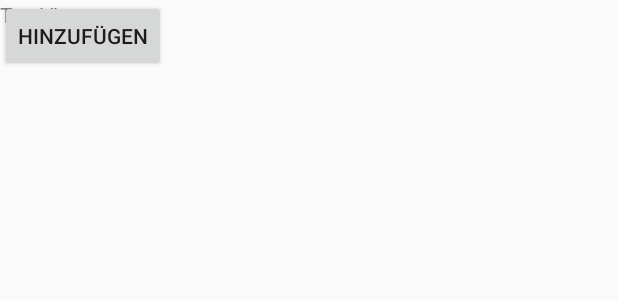
After one commit to JPPASCHETAG/WG_ABRECHNUNG, an Android app: the layout new_entry_dialolg.xml on its own in the app's theme, with its tools: preview values and no code run, on a phone screen of 412 x 824 dp. The commit adds this screen. Shown: the top 300 px of the screen. Run offline under Robolectric (Android 15) with nearby library versions, the phone set to English and light mode, and no system bars.

Commit message:
Dialog Hinzugefügt

```diff
--- a/app/src/main/res/layout/fragment_home.xml
+++ b/app/src/main/res/layout/fragment_home.xml
@@ -28,6 +28,7 @@
         android:layout_marginEnd="10dp"
         android:layout_marginBottom="60dp"
         android:background="@drawable/add_circle_black_18dp"
+        android:clickable="true"
         app:layout_constraintBottom_toBottomOf="parent"
         app:layout_constraintEnd_toEndOf="parent">
 
--- /dev/null
+++ b/app/src/main/res/layout/new_entry_dialolg.xml
@@ -0,0 +1,23 @@
+<?xml version="1.0" encoding="utf-8"?>
+<androidx.constraintlayout.widget.ConstraintLayout
+    xmlns:android="http://schemas.android.com/apk/res/android"
+    xmlns:tools="http://schemas.android.com/tools"
+    android:layout_width="match_parent"
+    android:layout_height="match_parent">
+
+    <Button
+        android:id="@+id/btn_new_entry"
+        android:layout_width="wrap_content"
+        android:layout_height="wrap_content"
+        android:text="Hinzufügen"
+        tools:layout_editor_absoluteX="151dp"
+        tools:layout_editor_absoluteY="185dp" />
+
+    <TextView
+        android:id="@+id/textView_dialog"
+        android:layout_width="wrap_content"
+        android:layout_height="wrap_content"
+        android:text="TextView"
+        tools:layout_editor_absoluteX="162dp"
+        tools:layout_editor_absoluteY="51dp" />
+</androidx.constraintlayout.widget.ConstraintLayout>
```
Also changed, not shown: app/src/main/java/com/wgAbrechnung/wg_abrechnung/FireMissilesDialogFragment.java (added, +29 -0 lines), app/src/main/java/com/wgAbrechnung/wg_abrechnung/ui/home/HomeFragment.java (+24 -9 lines).
